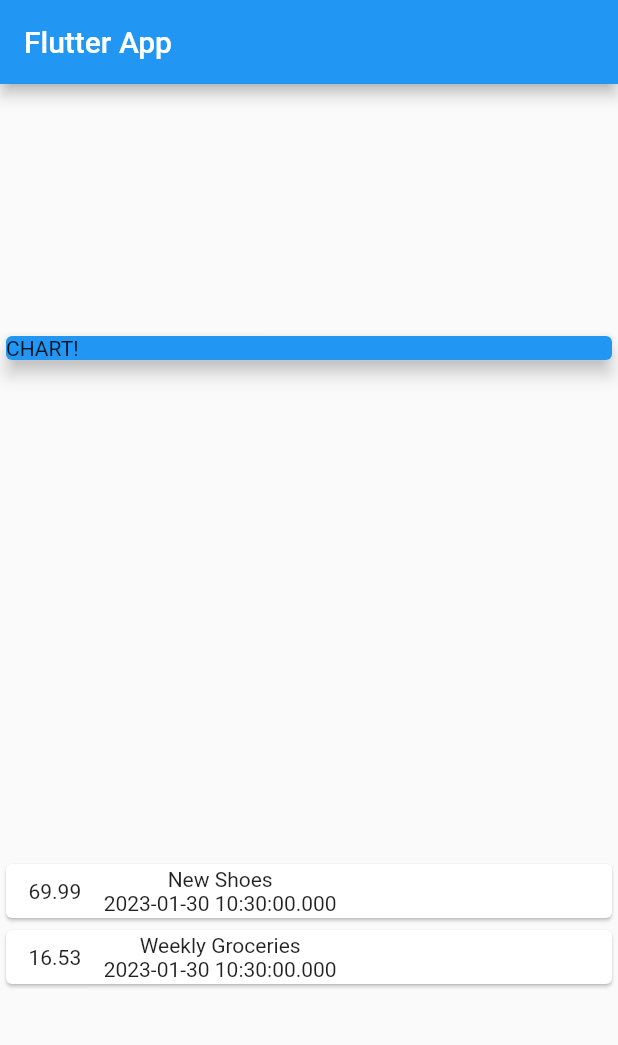
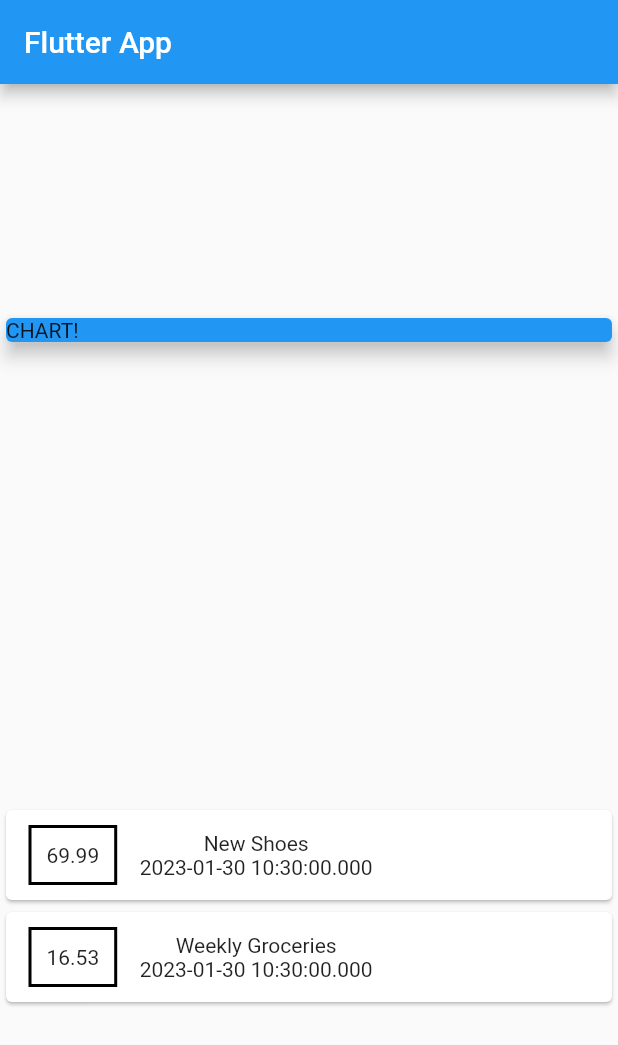
Before and after one commit to ikechukwuakuma316/expense_app, a Flutter app: the screen it shows after launch, on a phone screen of 412 x 824 dp. Shown: the top 1045 px of the screen. Run offline on Flutter 3.47's test engine with Material 2 defaults, Android fonts, the phone set to English and light mode, and no system bars.

Commit message:
box decoration

```diff
--- a/lib/main.dart
+++ b/lib/main.dart
@@ -57,6 +57,13 @@ class MyHomePage extends StatelessWidget {
                         vertical: 10,
                         horizontal: 15,
                       ),
+                      decoration: BoxDecoration(
+                        border: Border.all(
+                          color: Colors.black,
+                          width: 2,
+                        ),
+                      ),
+                      padding: EdgeInsets.all(10),
                       child: Text(
                         tx.amount.toString(),
                       ),
```
